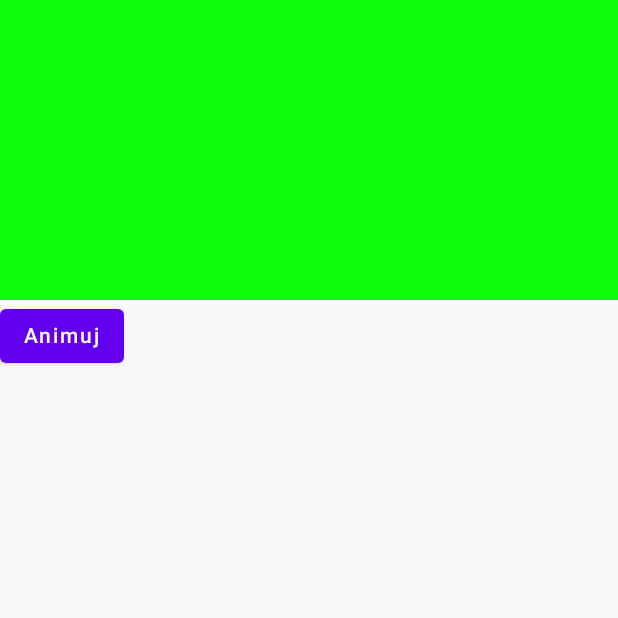
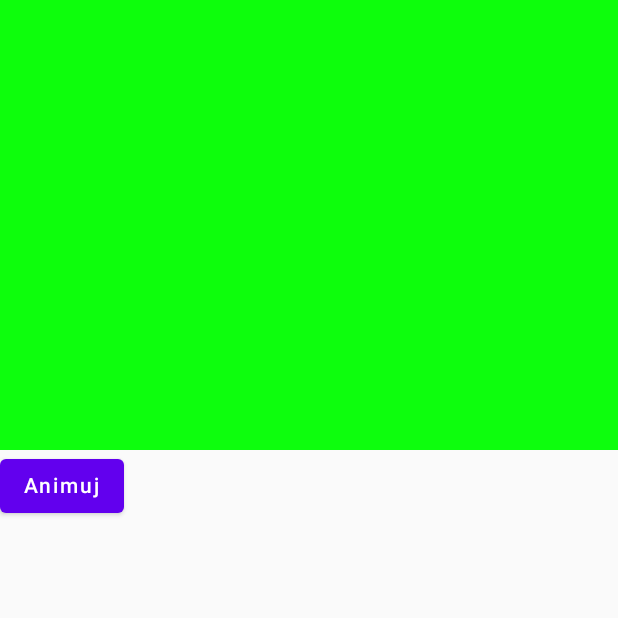
Before and after one commit to wlazlopwl/ComposeAnimations, an Android app built with Jetpack Compose: the CrossfadeScreen screen opened through its navigation route, after a tap on "Animuj", on a phone screen of 412 x 824 dp, the top half of it. Run offline under Robolectric (Android 15) with nearby library versions, the phone set to English and light mode, and no system bars.

Commit message:
changing CrossfadeScreen.kt box height

```diff
--- a/app/src/main/java/com/appdevpwl/composeanimations/view/CrossfadeScreen.kt
+++ b/app/src/main/java/com/appdevpwl/composeanimations/view/CrossfadeScreen.kt
@@ -25,22 +25,20 @@ fun CrossfadeScreen() {
         Box {
             Crossfade(
                 targetState = state,
-                animationSpec = tween(3000, easing = FastOutSlowInEasing)
-            ) {
+                animationSpec = tween(
+                    3000,
+                    easing = FastOutSlowInEasing
+                )) {
                 when (it) {
-                    false -> {
-                        Box(
-                            modifier = Modifier
+                    false -> { Box(modifier = Modifier
                                 .fillMaxWidth()
                                 .height(200.dp)
                                 .background(Color.Yellow)
                         )
                     }
-                    true -> {
-                        Box(
-                            modifier = Modifier
+                    true -> { Box(modifier = Modifier
                                 .fillMaxWidth()
-                                .height(200.dp)
+                                .height(300.dp)
                                 .background(Color.Green)
                         )
                     }
```
